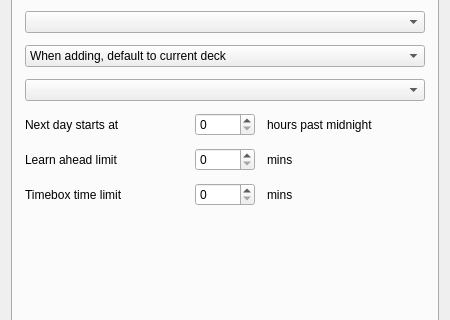
Old version of the form designer/preferences.ui in the repository godlark/Saggio; both pictures show x 0 to 450 and y 266 to 586 of the 450 by 682 pixel window.
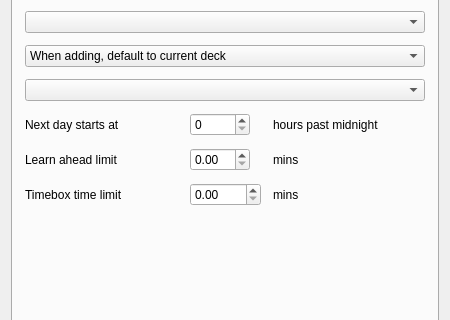
New version of the form.

Commit message: Replace QtSpinBox with QtDoubleSpinBox; fix stats if there are no answers

Diff of the .ui file:
```diff
--- a/designer/preferences.ui
+++ b/designer/preferences.ui
@@ -161,7 +161,7 @@
           </widget>
          </item>
          <item row="1" column="1">
-          <widget class="QSpinBox" name="lrnCutoff">
+          <widget class="QDoubleSpinBox" name="lrnCutoff">
            <property name="maximumSize">
             <size>
              <width>60</width>
@@ -188,7 +188,7 @@
           </widget>
          </item>
          <item row="2" column="1">
-          <widget class="QSpinBox" name="timeLimit">
+          <widget class="QDoubleSpinBox" name="timeLimit">
            <property name="maximum">
             <number>9999</number>
            </property>
```
The commit also changes 2 other files.
